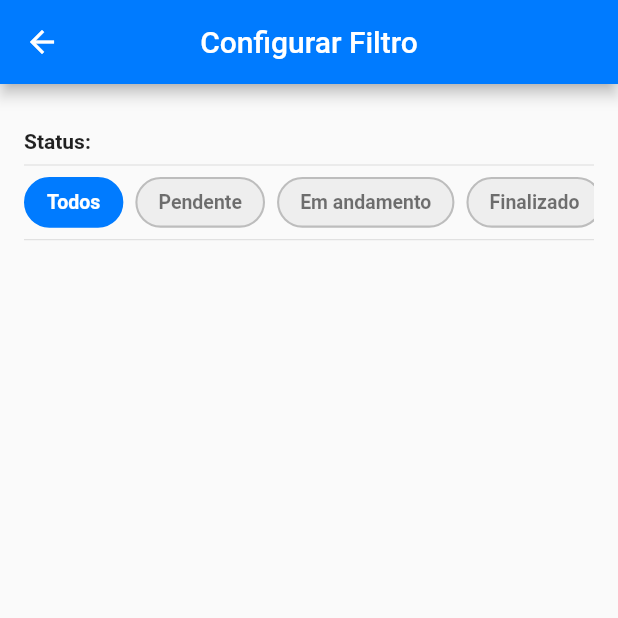
After one commit to soapmactavish23/checkplay_mobile, a Flutter app: the FilterConfigView screen opened by its route, on a phone screen of 412 x 824 dp, the top half of it. The commit adds this screen. Run offline on Flutter 3.47's test engine with Material 3 defaults, Android fonts, the phone set to English and light mode, and no system bars; our stand-ins replace dio, dropdown_search, firebase_core, firebase_remote_config, flutter_dotenv, image_cropper and 3 more; missing offline and left inert: gallery_image_viewer, validatorless; accounts and stored records are empty; network calls fail.

Commit message:
StatusRadioRow

```diff
--- a/lib/core/routes/router_name.dart
+++ b/lib/core/routes/router_name.dart
@@ -9,4 +9,5 @@ abstract class RouterName {
   static const groupForm = "/group-form";
   static const userForm = "/user-form";
   static const checkplayForm = '/checkplay-form';
+  static const filterConfig = '/filter-config';
 }
--- a/lib/core/routes/routes.dart
+++ b/lib/core/routes/routes.dart
@@ -1,4 +1,5 @@
 import 'package:checkplay_mobile/views/category/category_form_view.dart';
+import 'package:checkplay_mobile/views/filter_config/filter_config_view.dart';
 import 'package:checkplay_mobile/views/login/login_view.dart';
 import 'package:checkplay_mobile/views/register/sign_up_view.dart';
 import 'package:flutter/material.dart';
@@ -17,6 +18,8 @@ class Routes {
         return MaterialPageRoute(builder: (_) => const SignUpView());
       case RouterName.categoryForm:
         return MaterialPageRoute(builder: (_) => const CategoryFormView());
+      case RouterName.filterConfig:
+        return MaterialPageRoute(builder: (_) => const FilterConfigView());
       default:
         return MaterialPageRoute(builder: (_) => const SplashView());
     }
--- a/lib/domain/providers/checkplay/checkplay_provider_impl.dart
+++ b/lib/domain/providers/checkplay/checkplay_provider_impl.dart
@@ -14,6 +14,7 @@ import 'package:flutter/material.dart';
 class CheckplayProviderImpl extends ChangeNotifier with CheckplayProvider {
   Checkplay obj = Checkplay.empty();
   List<Checkplay> list = [];
+  CheckplayFilter filter = CheckplayFilter();
 
   bool _loading = false;
 
--- /dev/null
+++ b/lib/views/filter_config/components/status_radio_row.dart
@@ -0,0 +1,75 @@
+import 'package:flutter/material.dart';
+import 'package:checkplay_mobile/core/constants/constants.dart';
+import 'package:checkplay_mobile/domain/enums/checkplay_status.dart';
+
+class StatusRadioRow extends StatelessWidget {
+  final String value;
+  final Function(String) onChanged;
+
+  const StatusRadioRow({
+    super.key,
+    required this.value,
+    required this.onChanged,
+  });
+
+  @override
+  Widget build(BuildContext context) {
+    return Column(
+      crossAxisAlignment: CrossAxisAlignment.start,
+      children: [
+        const Text(
+          'Status: ',
+          style: TextStyle(fontWeight: FontWeight.bold, fontSize: 14),
+        ),
+        const Divider(),
+        SingleChildScrollView(
+          scrollDirection: Axis.horizontal,
+          child: Row(
+            children: [
+              _statusItem(CheckplayStatus.ALL, CheckplayStatus.TODOS,
+                  ColorsConstants.primary),
+              _statusItem(CheckplayStatus.PENDING, CheckplayStatus.PENDENTE,
+                  ColorsConstants.danger),
+              _statusItem(CheckplayStatus.PROGRESS,
+                  CheckplayStatus.EM_ANDAMENTO, ColorsConstants.info),
+              _statusItem(CheckplayStatus.FINISH, CheckplayStatus.FINALIZADO,
+                  ColorsConstants.success),
+            ],
+          ),
+        ),
+        const Divider(),
+      ],
+    );
+  }
+
+  Widget _statusItem(String status, String label, Color color) {
+    final bool selected = value == status;
+
+    return Padding(
+      padding: const EdgeInsets.only(right: 8),
+      child: GestureDetector(
+        onTap: () => onChanged(status),
+        child: AnimatedContainer(
+          duration: const Duration(milliseconds: 200),
+          padding: const EdgeInsets.symmetric(horizontal: 14, vertical: 8),
+          decoration: BoxDecoration(
+            color: selected ? color : Colors.grey.shade200,
+            borderRadius: BorderRadius.circular(20),
+            border: Border.all(
+              color: selected ? color : Colors.grey.shade400,
+              width: 1.4,
+            ),
+          ),
+          child: Text(
+            label,
+            style: TextStyle(
+              color: selected ? Colors.white : Colors.black54,
+              fontWeight: FontWeight.w600,
+              fontSize: 13,
+            ),
+          ),
+        ),
+      ),
+    );
+  }
+}
--- /dev/null
+++ b/lib/views/filter_config/filter_config_view.dart
@@ -0,0 +1,46 @@
+import 'package:checkplay_mobile/domain/enums/checkplay_status.dart';
+import 'package:checkplay_mobile/domain/models/dto/checkplay_filter.dart';
+import 'package:checkplay_mobile/domain/models/entities/category.dart';
+import 'package:checkplay_mobile/views/filter_config/components/status_radio_row.dart';
+import 'package:flutter/material.dart';
+
+class FilterConfigView extends StatefulWidget {
+  const FilterConfigView({super.key});
+
+  @override
+  State<FilterConfigView> createState() => _FilterConfigViewState();
+}
+
+class _FilterConfigViewState extends State<FilterConfigView> {
+  String size = '10';
+  String status = CheckplayStatus.ALL;
+  Category category = Category.empty();
+
+  CheckplayFilter filter = CheckplayFilter();
+
+  @override
+  Widget build(BuildContext context) {
+    return Scaffold(
+      appBar: AppBar(
+        title: const Text('Configurar Filtro'),
+      ),
+      body: SingleChildScrollView(
+        child: Padding(
+          padding: const EdgeInsets.symmetric(horizontal: 16, vertical: 30),
+          child: Column(
+            children: [
+              StatusRadioRow(
+                value: status,
+                onChanged: (value) {
+                  setState(() {
+                    status = value;
+                  });
+                },
+              ),
+            ],
+          ),
+        ),
+      ),
+    );
+  }
+}
```
Also changed, not shown: lib/views/home/component/filter_header.dart (added, +59 -0 lines), lib/views/home/component/filter_icon_button.dart (+55 -0 lines), lib/views/home/home_view.dart (+2 -53 lines).
